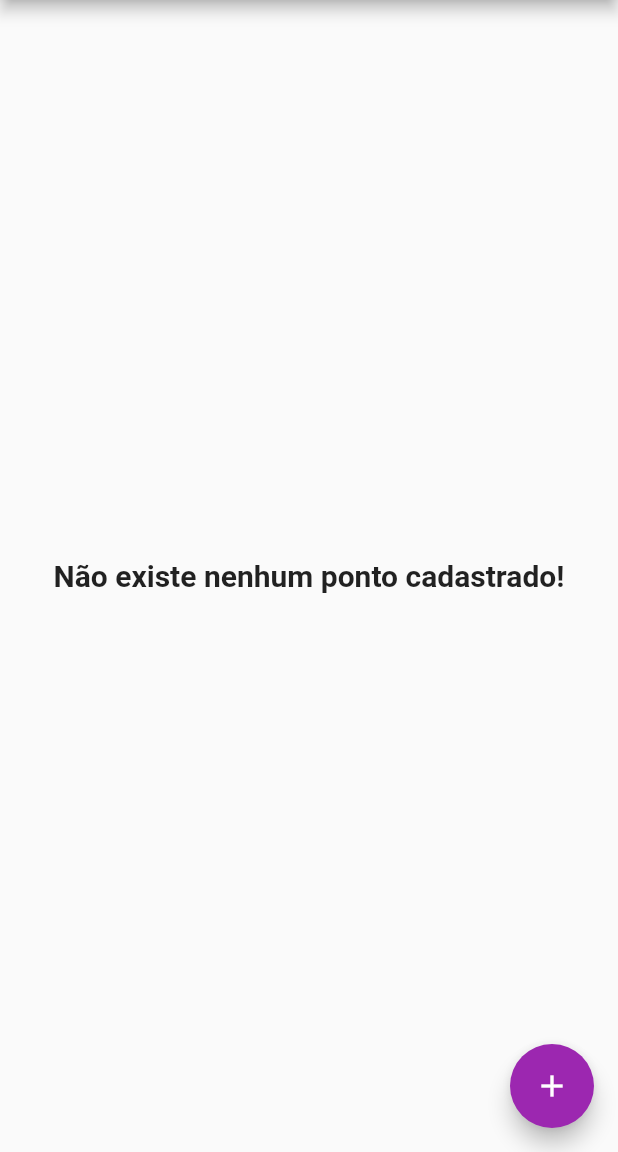
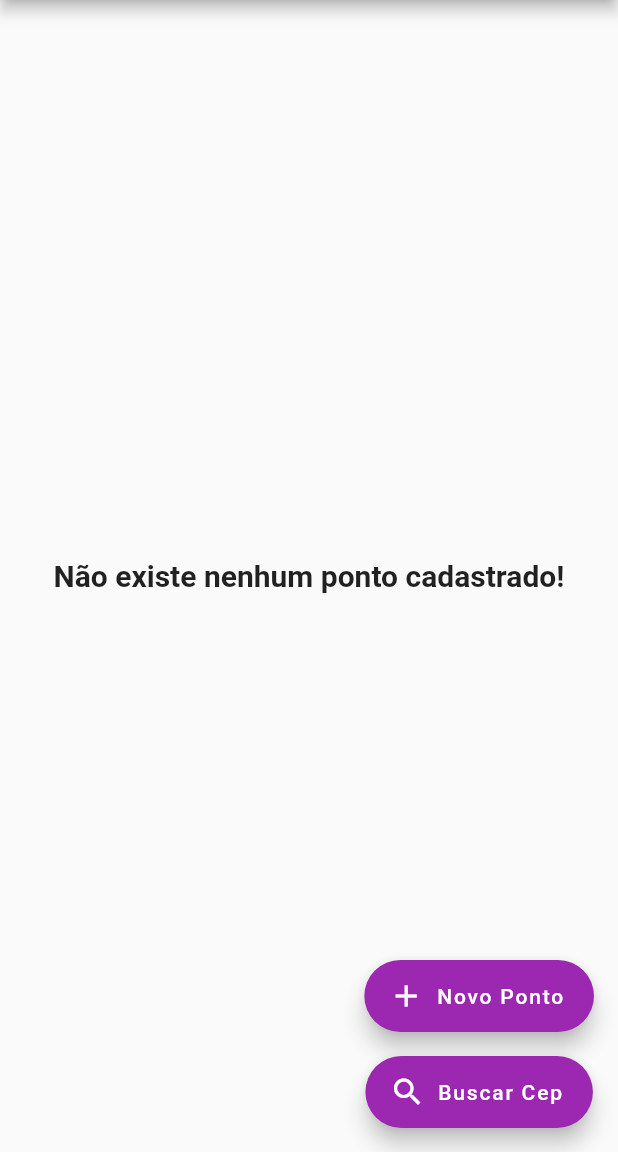
Before and after one commit to Djonatan007/pontos_turisticos, a Flutter app: the screen it shows after launch, on a phone screen of 412 x 824 dp, the part 84-1236 px from its top. Run offline on Flutter 3.47's test engine with Material 2 defaults, Android fonts, the phone set to English and light mode, and no system bars; our stand-ins replace geolocator, google_maps_flutter, mask_text_input_formatter, shared_preferences, sqflite; missing offline and left inert: maps_launcher; accounts and stored records are empty.

Commit message:
criação da busca por cep

```diff
--- a/lib/pages/lista_pontos_turisticos.dart
+++ b/lib/pages/lista_pontos_turisticos.dart
@@ -65,10 +65,21 @@ class _ListaPontosTuristicos extends State<ListaPontosTuristicos> {
     return Scaffold(
       appBar: _criarAppBar(),
       body: _criarBody(),
-      floatingActionButton: FloatingActionButton(
-        onPressed: _abrirForm,
-        tooltip: 'Novo Ponto',
-        child: Icon(Icons.add),
+      floatingActionButton: Column(
+        mainAxisAlignment: MainAxisAlignment.end,
+        children: [
+          FloatingActionButton.extended(
+            onPressed: _abrirForm,
+            label: Text('Novo Ponto'),
+            icon: Icon(Icons.add)
+          ),
+          SizedBox(height: 16.0),
+          FloatingActionButton.extended(
+            onPressed: () => {},
+            label: Text('Buscar Cep'),
+            icon: Icon(Icons.search)
+          ),
+        ],
       ),
     );
   }
```
Also changed, not shown: lib/model/endereco.dart (added, +26 -0 lines), lib/pages/cep_fragment.dart (added, +101 -0 lines), lib/services/cep_service.dart (added, +26 -0 lines), lib/model/endereco.g.dart (added).
